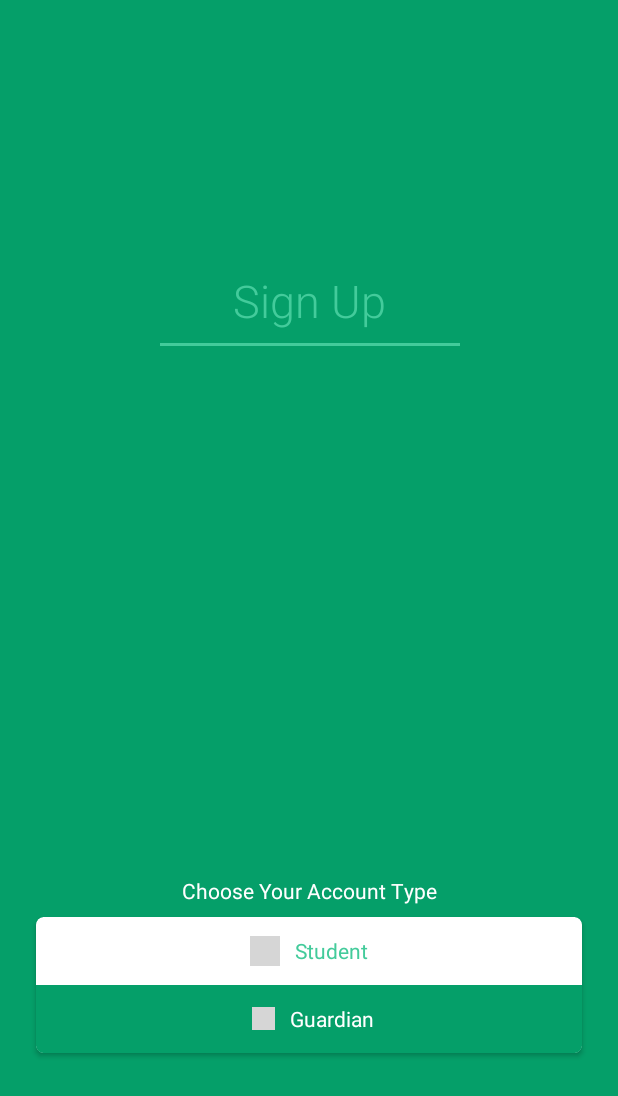
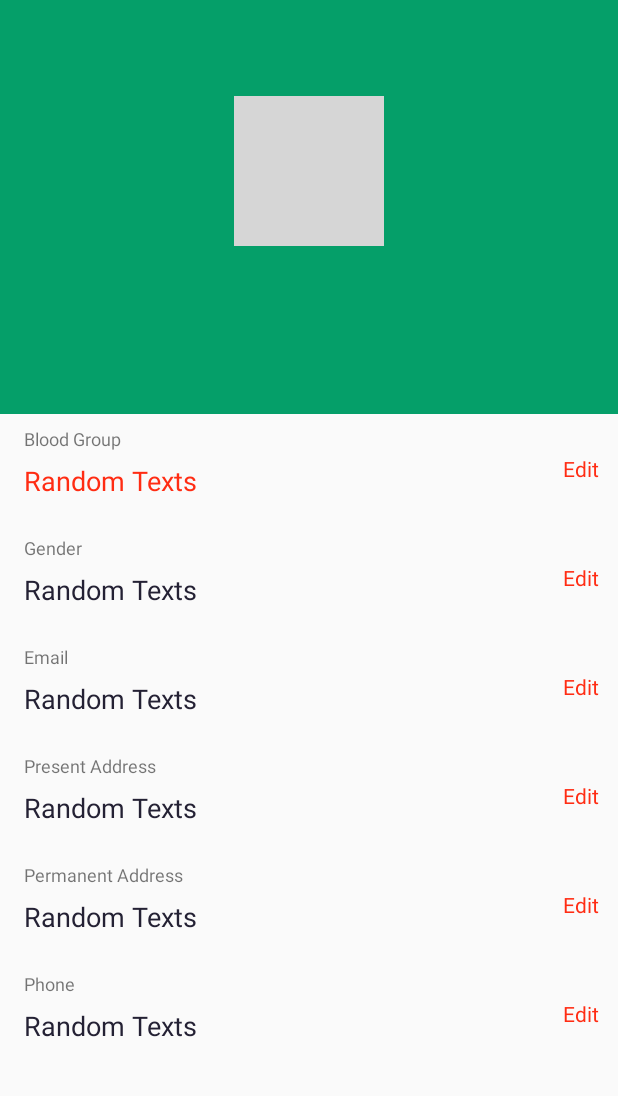
Before and after one commit to walid-ashik/exertion, an Android app: the screen it shows after launch (AccontChoiceActivity before the commit, ProfileActivity after it), on a phone screen of 412 x 824 dp. Shown: the top 1096 px of the screen. Run offline under Robolectric (Android 15) with nearby library versions, the phone set to English and light mode, and no system bars; our stand-ins replace ButterKnife, CircleImageView; grey boxes are pictures that could not be loaded.

Commit message:
complete profile ui

```diff
--- /dev/null
+++ b/app/src/main/java/com/appkwan/exertion/feature/profile/ProfileActivity.java
@@ -0,0 +1,107 @@
+package com.appkwan.exertion.feature.profile;
+
+import android.os.Bundle;
+import android.support.v7.app.AppCompatActivity;
+import android.support.v7.widget.Toolbar;
+import android.view.View;
+import android.widget.EditText;
+import android.widget.TextView;
+
+import com.appkwan.exertion.R;
+
+import java.util.ArrayList;
+import java.util.List;
+
+import butterknife.BindView;
+import butterknife.ButterKnife;
+import de.hdodenhof.circleimageview.CircleImageView;
+
+public class ProfileActivity extends AppCompatActivity {
+
+    @BindView(R.id.toolbar)
+    Toolbar toolbar;
+    @BindView(R.id.circleImageView)
+    CircleImageView circleImageView;
+    @BindView(R.id.mBloodGroupEditText)
+    EditText mBloodGroupEditText;
+    @BindView(R.id.mGenderEdiTText)
+    EditText mGenderEdiTText;
+    @BindView(R.id.mEmailEditText)
+    EditText mEmailEditText;
+    @BindView(R.id.mPresentAddress)
+    EditText mPresentAddress;
+    @BindView(R.id.mPermanentAddress)
+    EditText mPermanentAddress;
+    @BindView(R.id.mPhoneNumber)
+    EditText mPhoneNumber;
+    @BindView(R.id.editBloodButton)
+    TextView editBloodButton;
+    @BindView(R.id.editGenderButton)
+    TextView editGenderButton;
+    @BindView(R.id.editEmailButton)
+    TextView editEmailButton;
+    @BindView(R.id.editPresentAddress)
+    TextView editPresentAddress;
+    @BindView(R.id.editPermanentAddress)
+    TextView editPermanentAddress;
+    @BindView(R.id.editPhoneButton)
+    TextView editPhoneButton;
+
+    private List<EditText> mAllEditTexts = new ArrayList<>();
+    private List<TextView> mEditButtons = new ArrayList<>();
+
+
+    @Override
+    protected void onCreate(Bundle savedInstanceState) {
+        super.onCreate(savedInstanceState);
+        setContentView(R.layout.activity_profile);
+        ButterKnife.bind(this);
+
+        addAllEditTextInList();
+        addEditButtonsInList();
+        setFocusableFalseEditText();
+    }
+
+    public void editButtonClicked(View view) {
+        hideEditButtons();
+        setFocusableTrueInEditText();
+    }
+
+    private void addAllEditTextInList() {
+        mAllEditTexts.add(mBloodGroupEditText);
+        mAllEditTexts.add(mEmailEditText);
+        mAllEditTexts.add(mGenderEdiTText);
+        mAllEditTexts.add(mPresentAddress);
+        mAllEditTexts.add(mPermanentAddress);
+        mAllEditTexts.add(mPhoneNumber);
+    }
+
+    private void addEditButtonsInList() {
+        mEditButtons.add(editBloodButton);
+        mEditButtons.add(editGenderButton);
+        mEditButtons.add(editEmailButton);
+        mEditButtons.add(editPresentAddress);
+        mEditButtons.add(editPermanentAddress);
+        mEditButtons.add(editPhoneButton);
+    }
+
+    private void setFocusableFalseEditText() {
+        for (EditText editText : mAllEditTexts) {
+            editText.setFocusable(false);
+            editText.setText("Random Texts");
+        }
+    }
+
+    private void setFocusableTrueInEditText() {
+        for (EditText editText : mAllEditTexts) {
+            editText.setFocusable(true);
+            editText.setFocusableInTouchMode(true);
+        }
+    }
+
+    private void hideEditButtons() {
+        for(TextView editButton : mEditButtons){
+            editButton.setVisibility(View.GONE);
+        }
+    }
+}
--- /dev/null
+++ b/app/src/main/res/drawable/rectangle_without_solid.xml
@@ -0,0 +1,5 @@
+<?xml version="1.0" encoding="utf-8"?>
+<shape xmlns:android="http://schemas.android.com/apk/res/android" android:shape="rectangle">
+    <corners android:radius="10px"/>
+    <stroke  android:width="2dip" android:color="#CACACA"/>
+</shape>
--- /dev/null
+++ b/app/src/main/res/layout/activity_profile.xml
@@ -0,0 +1,423 @@
+<?xml version="1.0" encoding="utf-8"?>
+<android.support.constraint.ConstraintLayout xmlns:android="http://schemas.android.com/apk/res/android"
+    xmlns:app="http://schemas.android.com/apk/res-auto"
+    xmlns:tools="http://schemas.android.com/tools"
+    android:id="@+id/constraintLayout2"
+    android:layout_width="match_parent"
+    android:layout_height="match_parent"
+    tools:context=".feature.profile.ProfileActivity">
+
+    <android.support.v7.widget.Toolbar
+        android:id="@+id/toolbar"
+        android:layout_width="match_parent"
+        android:layout_height="?attr/actionBarSize"
+        android:background="?attr/colorPrimaryDark"
+        app:layout_constraintEnd_toEndOf="parent"
+        app:layout_constraintStart_toStartOf="parent"
+        app:layout_constraintTop_toTopOf="parent"
+        app:layout_scrollFlags="scroll|enterAlways"
+        app:popupTheme="@style/ThemeOverlay.AppCompat.Light" />
+
+    <android.support.constraint.ConstraintLayout
+        android:id="@+id/constraintLayout"
+        android:layout_width="match_parent"
+        android:layout_height="220dp"
+        android:background="@color/colorPrimaryDark"
+        app:layout_constraintEnd_toEndOf="parent"
+        app:layout_constraintStart_toStartOf="parent"
+        app:layout_constraintTop_toBottomOf="@+id/toolbar">
+
+        <de.hdodenhof.circleimageview.CircleImageView
+            android:id="@+id/circleImageView"
+            android:layout_width="100dp"
+            android:layout_height="100dp"
+            android:layout_marginStart="8dp"
+            android:layout_marginTop="8dp"
+            android:layout_marginEnd="8dp"
+            android:src="@drawable/ic_avatar_app"
+            app:layout_constraintEnd_toEndOf="parent"
+            app:layout_constraintStart_toStartOf="parent"
+            app:layout_constraintTop_toTopOf="parent" />
+
+        <ImageView
+            android:id="@+id/imageView"
+            android:layout_width="25dp"
+            android:layout_height="25dp"
+            android:layout_marginStart="8dp"
+            android:layout_marginEnd="8dp"
+            app:layout_constraintBottom_toBottomOf="@+id/circleImageView"
+            app:layout_constraintEnd_toStartOf="@+id/circleImageView"
+            app:layout_constraintHorizontal_bias="0.14"
+            app:layout_constraintStart_toEndOf="@+id/circleImageView"
+            app:layout_constraintTop_toTopOf="@+id/circleImageView"
+            app:srcCompat="@drawable/ic_camera_accent" />
+
+        <TextView
+            android:id="@+id/textView8"
+            android:layout_width="wrap_content"
+            android:layout_height="wrap_content"
+            android:layout_marginStart="8dp"
+            android:layout_marginTop="16dp"
+            android:layout_marginEnd="8dp"
+            android:fontFamily="sans-serif-medium"
+            android:textColor="@color/colorWhite"
+            android:textSize="20sp"
+            app:layout_constraintEnd_toEndOf="parent"
+            app:layout_constraintStart_toStartOf="parent"
+            app:layout_constraintTop_toBottomOf="@+id/circleImageView"
+            tools:text="Pritom Adhikary" />
+
+        <TextView
+            android:id="@+id/textView9"
+            android:layout_width="wrap_content"
+            android:layout_height="wrap_content"
+            android:layout_marginTop="8dp"
+            android:fontFamily="sans-serif-light"
+            android:textColor="@color/colorWhite"
+            android:textSize="16sp"
+            app:layout_constraintEnd_toEndOf="@+id/textView8"
+            app:layout_constraintStart_toStartOf="@+id/textView8"
+            app:layout_constraintTop_toBottomOf="@+id/textView8"
+            tools:text="Student" />
+
+    </android.support.constraint.ConstraintLayout>
+
+    <android.support.v4.widget.NestedScrollView
+        android:layout_width="match_parent"
+        android:layout_height="0dp"
+        app:layout_constraintBottom_toBottomOf="parent"
+        app:layout_constraintEnd_toEndOf="parent"
+        app:layout_constraintStart_toStartOf="parent"
+        app:layout_constraintTop_toBottomOf="@+id/constraintLayout">
+
+        <LinearLayout
+            android:layout_width="match_parent"
+            android:layout_height="wrap_content"
+            android:orientation="vertical">
+
+            <android.support.constraint.ConstraintLayout
+                android:layout_width="match_parent"
+                android:layout_height="wrap_content">
+
+                <TextView
+                    android:id="@+id/textView10"
+                    android:layout_width="wrap_content"
+                    android:layout_height="wrap_content"
+                    android:layout_marginStart="16dp"
+                    android:layout_marginTop="8dp"
+                    android:layout_marginEnd="8dp"
+                    android:text="Blood Group"
+                    android:textSize="@dimen/profile_header_text_size"
+                    app:layout_constraintEnd_toEndOf="parent"
+                    app:layout_constraintHorizontal_bias="0.0"
+                    app:layout_constraintStart_toStartOf="parent"
+                    app:layout_constraintTop_toTopOf="parent" />
+
+                <EditText
+                    android:id="@+id/mBloodGroupEditText"
+                    android:layout_width="match_parent"
+                    android:layout_height="40dp"
+                    android:layout_marginStart="16dp"
+                    android:layout_marginEnd="50dp"
+                    android:layout_marginBottom="8dp"
+                    android:background="@android:color/transparent"
+                    android:hint="Blood Group"
+                    android:inputType="textShortMessage|textCapWords"
+                    android:textColor="@color/colorAccent"
+                    app:layout_constraintBottom_toBottomOf="parent"
+                    app:layout_constraintEnd_toEndOf="parent"
+                    app:layout_constraintStart_toStartOf="parent"
+                    app:layout_constraintTop_toBottomOf="@+id/textView10"
+                    tools:text="A+" />
+
+                <TextView
+                    android:id="@+id/editBloodButton"
+                    android:layout_width="wrap_content"
+                    android:layout_height="wrap_content"
+                    android:layout_marginStart="8dp"
+                    android:layout_marginTop="8dp"
+                    android:layout_marginEnd="8dp"
+                    android:layout_marginBottom="8dp"
+                    android:onClick="editButtonClicked"
+                    android:text="Edit"
+                    android:textColor="@color/colorAccent"
+                    android:textSize="14sp"
+                    app:layout_constraintBottom_toBottomOf="parent"
+                    app:layout_constraintEnd_toEndOf="parent"
+                    app:layout_constraintStart_toEndOf="@+id/mBloodGroupEditText"
+                    app:layout_constraintTop_toTopOf="parent" />
+
+            </android.support.constraint.ConstraintLayout>
+
+            <android.support.constraint.ConstraintLayout
+                android:layout_width="match_parent"
+                android:layout_height="wrap_content">
+
+                <TextView
+                    android:id="@+id/textView11"
+                    android:layout_width="wrap_content"
+                    android:layout_height="wrap_content"
+                    android:layout_marginStart="16dp"
+                    android:layout_marginTop="8dp"
+                    android:layout_marginEnd="8dp"
+                    android:text="Gender"
+                    android:textSize="@dimen/profile_header_text_size"
+                    app:layout_constraintEnd_toEndOf="parent"
+                    app:layout_constraintHorizontal_bias="0.0"
+                    app:layout_constraintStart_toStartOf="parent"
+                    app:layout_constraintTop_toTopOf="parent" />
+
+                <EditText
+                    android:id="@+id/mGenderEdiTText"
+                    android:layout_width="match_parent"
+                    android:layout_height="40dp"
+                    android:layout_marginStart="16dp"
+                    android:layout_marginEnd="50dp"
+                    android:layout_marginBottom="8dp"
+                    android:background="@android:color/transparent"
+                    android:hint="Blood Group"
+                    android:textColor="@color/darkTextColor"
+                    app:layout_constraintBottom_toBottomOf="parent"
+                    app:layout_constraintEnd_toEndOf="parent"
+                    app:layout_constraintStart_toStartOf="parent"
+                    app:layout_constraintTop_toBottomOf="@+id/textView11"
+                    tools:text="Male" />
+
+                <TextView
+                    android:id="@+id/editGenderButton"
+                    android:layout_width="wrap_content"
+                    android:layout_height="wrap_content"
+                    android:layout_marginStart="8dp"
+                    android:layout_marginTop="8dp"
+                    android:layout_marginEnd="8dp"
+                    android:layout_marginBottom="8dp"
+                    android:onClick="editButtonClicked"
+                    android:text="Edit"
+                    android:textColor="@color/colorAccent"
+                    android:textSize="14sp"
+                    app:layout_constraintBottom_toBottomOf="parent"
+                    app:layout_constraintEnd_toEndOf="parent"
+                    app:layout_constraintStart_toEndOf="@+id/mGenderEdiTText"
+                    app:layout_constraintTop_toTopOf="parent" />
+
+            </android.support.constraint.ConstraintLayout>
+
+
+            <android.support.constraint.ConstraintLayout
+                android:layout_width="match_parent"
+                android:layout_height="wrap_content">
+
+                <TextView
+                    android:id="@+id/textView12"
+                    android:layout_width="wrap_content"
+                    android:layout_height="wrap_content"
+                    android:layout_marginStart="16dp"
+                    android:layout_marginTop="8dp"
+                    android:layout_marginEnd="8dp"
+                    android:text="Email"
+                    android:textSize="@dimen/profile_header_text_size"
+                    app:layout_constraintEnd_toEndOf="parent"
+                    app:layout_constraintHorizontal_bias="0.0"
+                    app:layout_constraintStart_toStartOf="parent"
+                    app:layout_constraintTop_toTopOf="parent" />
+
+                <EditText
+                    android:id="@+id/mEmailEditText"
+                    android:layout_width="match_parent"
+                    android:layout_height="40dp"
+                    android:layout_marginStart="16dp"
+                    android:layout_marginEnd="50dp"
+                    android:layout_marginBottom="8dp"
+                    android:background="@android:color/transparent"
+                    android:hint="Blood Group"
+                    android:textColor="@color/darkTextColor"
+                    app:layout_constraintBottom_toBottomOf="parent"
+                    app:layout_constraintEnd_toEndOf="parent"
+                    app:layout_constraintStart_toStartOf="parent"
+                    app:layout_constraintTop_toBottomOf="@+id/textView12"
+                    tools:text="google@gmail.com" />
+
+                <TextView
+                    android:id="@+id/editEmailButton"
+                    android:layout_width="wrap_content"
+                    android:layout_height="wrap_content"
+                    android:layout_marginStart="8dp"
+                    android:layout_marginTop="8dp"
+                    android:layout_marginEnd="8dp"
+                    android:layout_marginBottom="8dp"
+                    android:onClick="editButtonClicked"
+                    android:text="Edit"
+                    android:textColor="@color/colorAccent"
+                    android:textSize="14sp"
+                    app:layout_constraintBottom_toBottomOf="parent"
+                    app:layout_constraintEnd_toEndOf="parent"
+                    app:layout_constraintStart_toEndOf="@+id/mEmailEditText"
+                    app:layout_constraintTop_toTopOf="parent" />
+
+            </android.support.constraint.ConstraintLayout>
+
+
+            <android.support.constraint.ConstraintLayout
+                android:layout_width="match_parent"
+                android:layout_height="wrap_content">
+
+                <TextView
+                    android:id="@+id/textView13"
+                    android:layout_width="wrap_content"
+                    android:layout_height="wrap_content"
+                    android:layout_marginStart="16dp"
+                    android:layout_marginTop="8dp"
+                    android:layout_marginEnd="8dp"
+                    android:text="Present Address"
+                    android:textSize="@dimen/profile_header_text_size"
+                    app:layout_constraintEnd_toEndOf="parent"
+                    app:layout_constraintHorizontal_bias="0.0"
+                    app:layout_constraintStart_toStartOf="parent"
+                    app:layout_constraintTop_toTopOf="parent" />
+
+                <EditText
+                    android:id="@+id/mPresentAddress"
+                    android:layout_width="match_parent"
+                    android:layout_height="40dp"
+                    android:layout_marginStart="16dp"
+                    android:layout_marginEnd="50dp"
+                    android:layout_marginBottom="8dp"
+                    android:background="@android:color/transparent"
+                    android:hint="Blood Group"
+                    android:textColor="@color/darkTextColor"
+                    app:layout_constraintBottom_toBottomOf="parent"
+                    app:layout_constraintEnd_toEndOf="parent"
+                    app:layout_constraintStart_toStartOf="parent"
+                    app:layout_constraintTop_toBottomOf="@+id/textView13"
+                    tools:text="Los Angeles, CA 1303" />
+
+                <TextView
+                    android:id="@+id/editPresentAddress"
+                    android:layout_width="wrap_content"
+                    android:layout_height="wrap_content"
+                    android:layout_marginStart="8dp"
+                    android:layout_marginTop="8dp"
+                    android:layout_marginEnd="8dp"
+                    android:layout_marginBottom="8dp"
+                    android:onClick="editButtonClicked"
+                    android:text="Edit"
+                    android:textColor="@color/colorAccent"
+                    android:textSize="14sp"
+                    app:layout_constraintBottom_toBottomOf="parent"
+                    app:layout_constraintEnd_toEndOf="parent"
+                    app:layout_constraintStart_toEndOf="@+id/mPresentAddress"
+                    app:layout_constraintTop_toTopOf="parent" />
+
+            </android.support.constraint.ConstraintLayout>
+
+            <android.support.constraint.ConstraintLayout
+                android:layout_width="match_parent"
+                android:layout_height="wrap_content">
+
+                <TextView
+                    android:id="@+id/textView14"
+                    android:layout_width="wrap_content"
+                    android:layout_height="wrap_content"
+                    android:layout_marginStart="16dp"
+                    android:layout_marginTop="8dp"
+                    android:layout_marginEnd="8dp"
+                    android:text="Permanent Address"
+                    android:textSize="@dimen/profile_header_text_size"
+                    app:layout_constraintEnd_toEndOf="parent"
+                    app:layout_constraintHorizontal_bias="0.0"
+                    app:layout_constraintStart_toStartOf="parent"
+                    app:layout_constraintTop_toTopOf="parent" />
+
+                <EditText
+                    android:id="@+id/mPermanentAddress"
+                    android:layout_width="match_parent"
+                    android:layout_height="40dp"
+                    android:layout_marginStart="16dp"
+                    android:layout_marginEnd="50dp"
+                    android:layout_marginBottom="8dp"
+                    android:background="@android:color/transparent"
+                    android:hint="Blood Group"
+                    android:textColor="@color/darkTextColor"
+                    app:layout_constraintBottom_toBottomOf="parent"
+                    app:layout_constraintEnd_toEndOf="parent"
+                    app:layout_constraintStart_toStartOf="parent"
+                    app:layout_constraintTop_toBottomOf="@+id/textView14"
+                    tools:text="Los Angeles, CA 1303" />
+
+                <TextView
+                    android:id="@+id/editPermanentAddress"
+                    android:layout_width="wrap_content"
+                    android:layout_height="wrap_content"
+                    android:layout_marginStart="8dp"
+                    android:layout_marginTop="8dp"
+                    android:layout_marginEnd="8dp"
+                    android:layout_marginBottom="8dp"
+                    android:onClick="editButtonClicked"
+                    android:text="Edit"
+                    android:textColor="@color/colorAccent"
+                    android:textSize="14sp"
+                    app:layout_constraintBottom_toBottomOf="parent"
+                    app:layout_constraintEnd_toEndOf="parent"
+                    app:layout_constraintStart_toEndOf="@+id/mPermanentAddress"
+                    app:layout_constraintTop_toTopOf="parent" />
+
+            </android.support.constraint.ConstraintLayout>
+
+            <android.support.constraint.ConstraintLayout
+                android:layout_width="match_parent"
+                android:layout_height="wrap_content">
+
+                <TextView
+                    android:id="@+id/textView15"
+                    android:layout_width="wrap_content"
+                    android:layout_height="wrap_content"
+                    android:layout_marginStart="16dp"
+                    android:layout_marginTop="8dp"
+                    android:layout_marginEnd="8dp"
+                    android:text="Phone"
+                    android:textSize="@dimen/profile_header_text_size"
+                    app:layout_constraintEnd_toEndOf="parent"
+                    app:layout_constraintHorizontal_bias="0.0"
+                    app:layout_constraintStart_toStartOf="parent"
+                    app:layout_constraintTop_toTopOf="parent" />
+
+                <EditText
+                    android:id="@+id/mPhoneNumber"
+                    android:layout_width="match_parent"
+                    android:layout_height="40dp"
+                    android:layout_marginStart="16dp"
+                    android:layout_marginEnd="50dp"
+                    android:layout_marginBottom="8dp"
+                    android:background="@android:color/transparent"
+                    android:inputType="number|numberDecimal"
+                    android:textColor="@color/darkTextColor"
+                    app:layout_constraintBottom_toBottomOf="parent"
+                    app:layout_constraintEnd_toEndOf="parent"
+                    app:layout_constraintStart_toStartOf="parent"
+                    app:layout_constraintTop_toBottomOf="@+id/textView15"
+                    tools:text="016 00 000 000" />
+
+                <TextView
+                    android:id="@+id/editPhoneButton"
+                    android:layout_width="wrap_content"
+                    android:layout_height="wrap_content"
+                    android:layout_marginStart="8dp"
+                    android:layout_marginTop="8dp"
+                    android:layout_marginEnd="8dp"
+                    android:layout_marginBottom="8dp"
+                    android:onClick="editButtonClicked"
+                    android:text="Edit"
+                    android:textColor="@color/colorAccent"
+                    android:textSize="14sp"
+                    app:layout_constraintBottom_toBottomOf="parent"
+                    app:layout_constraintEnd_toEndOf="parent"
+                    app:layout_constraintStart_toEndOf="@+id/mPhoneNumber"
+                    app:layout_constraintTop_toTopOf="parent" />
+
+            </android.support.constraint.ConstraintLayout>
+
+        </LinearLayout>
+
+    </android.support.v4.widget.NestedScrollView>
+
+</android.support.constraint.ConstraintLayout>
--- a/app/src/main/res/values/colors.xml
+++ b/app/src/main/res/values/colors.xml
@@ -13,5 +13,6 @@
     <color name="colorSemiBlack">#383838</color>
     <color name="itemColorDefault">#5581F1</color>
     <color name="colorBottomSheetActionBar">#1c55ea</color>
+    <color name="darkTextColor">#242134</color>
 
 </resources>
--- a/app/src/main/res/values/dimens.xml
+++ b/app/src/main/res/values/dimens.xml
@@ -6,4 +6,5 @@
     <dimen name="tab_padding_bottom">16dp</dimen>
     <dimen name="tab_label">14sp</dimen>
     <dimen name="custom_tab_layout_height">72dp</dimen>
+    <dimen name="profile_header_text_size">12sp</dimen>
 </resources>
```
Also changed, not shown: app/src/main/AndroidManifest.xml (+5 -3 lines).
